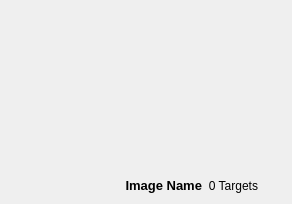
Qt form imagewidget.ui (utat-uav/cv16-interface) before a commit.
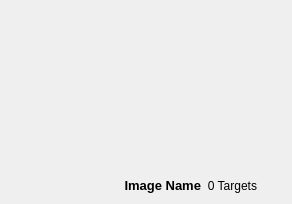
The same form after that commit.

Patch:
```diff
--- a/imagewidget.ui
+++ b/imagewidget.ui
@@ -99,23 +99,14 @@
        </item>
        <item>
         <widget class="QLabel" name="colourLabel">
-         <property name="sizePolicy">
-          <sizepolicy hsizetype="Preferred" vsizetype="Minimum">
-           <horstretch>0</horstretch>
-           <verstretch>0</verstretch>
-          </sizepolicy>
-         </property>
          <property name="minimumSize">
           <size>
-           <width>17</width>
+           <width>18</width>
            <height>0</height>
           </size>
          </property>
-         <property name="autoFillBackground">
-          <bool>true</bool>
-         </property>
          <property name="text">
-          <string> </string>
+          <string/>
          </property>
         </widget>
        </item>
```
